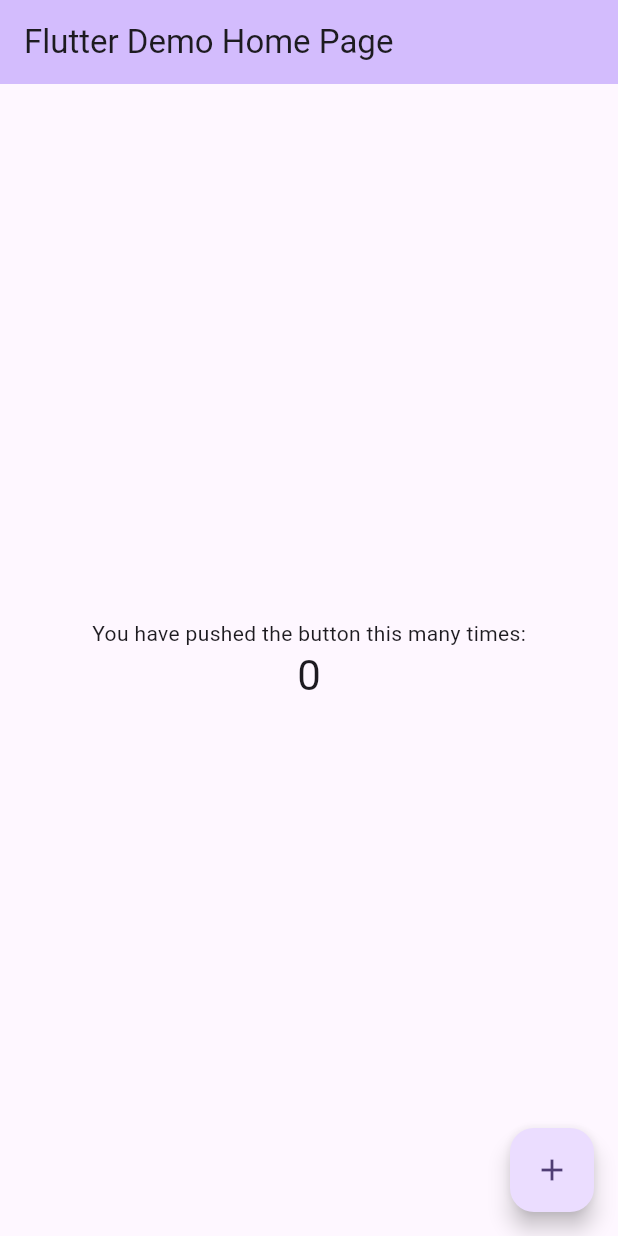
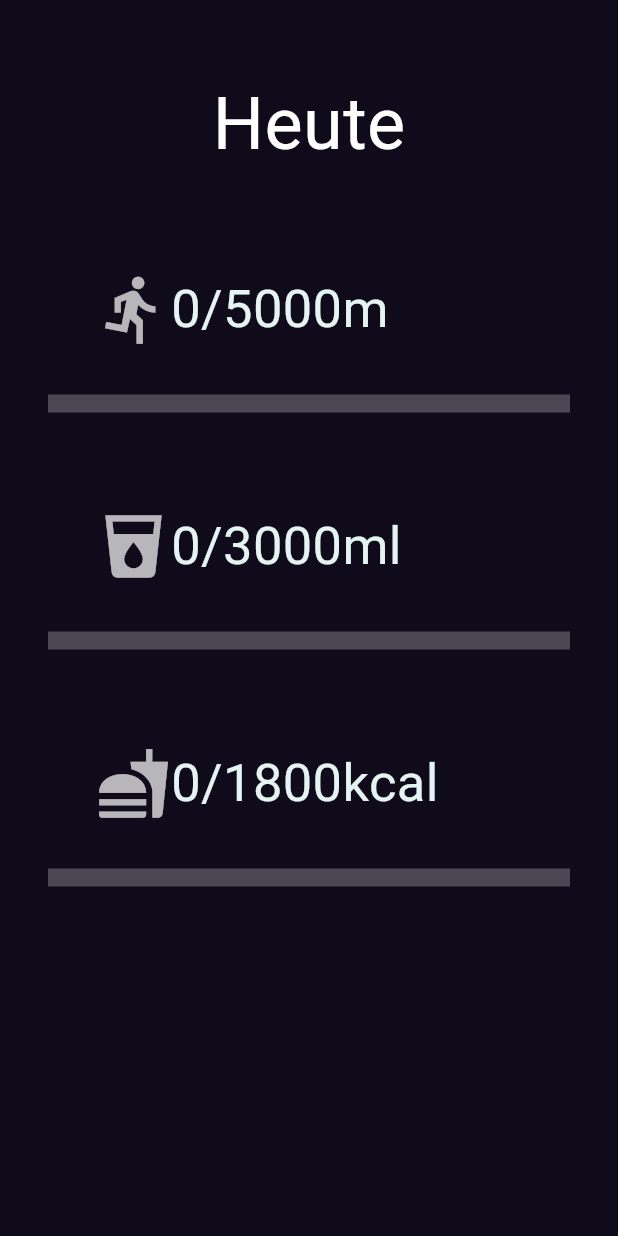
Before and after one commit to ManRi04/FitTrack, a Flutter app: the screen it shows after launch, on a phone screen of 412 x 824 dp. Run offline on Flutter 3.47's test engine with Material 3 defaults, Android fonts, the light colour scheme and no system bars.

Commit message:
Have implemented Layout of porgress bars for running, drinking and eating

```diff
--- a/lib/main.dart
+++ b/lib/main.dart
@@ -1,3 +1,7 @@
+// ignore_for_file: unused_field, unused_element, use_super_parameters
+
+//import 'dart:ffi';
+
 import 'package:flutter/material.dart';
 
 void main() {
@@ -13,22 +17,8 @@
     return MaterialApp(
       title: 'Flutter Demo',
       theme: ThemeData(
-        // This is the theme of your application.
-        //
-        // TRY THIS: Try running your application with "flutter run". You'll see
-        // the application has a purple toolbar. Then, without quitting the app,
-        // try changing the seedColor in the colorScheme below to Colors.green
-        // and then invoke "hot reload" (save your changes or press the "hot
-        // reload" button in a Flutter-supported IDE, or press "r" if you used
-        // the command line to start the app).
-        //
-        // Notice that the counter didn't reset back to zero; the application
-        // state is not lost during the reload. To reset the state, use hot
-        // restart instead.
-        //
-        // This works for code too, not just values: Most code changes can be
-        // tested with just a hot reload.
-        colorScheme: ColorScheme.fromSeed(seedColor: Colors.deepPurple),
+        primarySwatch: Colors.blue,
+        scaffoldBackgroundColor: const Color(0xFF0F0B1B),
       ),
       home: const MyHomePage(title: 'Flutter Demo Home Page'),
     );
@@ -56,6 +46,8 @@
 class _MyHomePageState extends State<MyHomePage> {
   int _counter = 0;
 
+  final controller = PageController(initialPage:0);
+
   void _incrementCounter() {
     setState(() {
       // This call to setState tells the Flutter framework that something has
@@ -69,54 +61,92 @@
 
   @override
   Widget build(BuildContext context) {
-    // This method is rerun every time setState is called, for instance as done
-    // by the _incrementCounter method above.
-    //
-    // The Flutter framework has been optimized to make rerunning build methods
-    // fast, so that you can just rebuild anything that needs updating rather
-    // than having to individually change instances of widgets.
     return Scaffold(
-      appBar: AppBar(
-        // TRY THIS: Try changing the color here to a specific color (to
-        // Colors.amber, perhaps?) and trigger a hot reload to see the AppBar
-        // change color while the other colors stay the same.
-        backgroundColor: Theme.of(context).colorScheme.inversePrimary,
-        // Here we take the value from the MyHomePage object that was created by
-        // the App.build method, and use it to set our appbar title.
-        title: Text(widget.title),
-      ),
-      body: Center(
-        // Center is a layout widget. It takes a single child and positions it
-        // in the middle of the parent.
-        child: Column(
-          // Column is also a layout widget. It takes a list of children and
-          // arranges them vertically. By default, it sizes itself to fit its
-          // children horizontally, and tries to be as tall as its parent.
-          //
-          // Column has various properties to control how it sizes itself and
-          // how it positions its children. Here we use mainAxisAlignment to
-          // center the children vertically; the main axis here is the vertical
-          // axis because Columns are vertical (the cross axis would be
-          // horizontal).
-          //
-          // TRY THIS: Invoke "debug painting" (choose the "Toggle Debug Paint"
-          // action in the IDE, or press "p" in the console), to see the
-          // wireframe for each widget.
-          mainAxisAlignment: MainAxisAlignment.center,
-          children: <Widget>[
-            const Text('You have pushed the button this many times:'),
-            Text(
-              '$_counter',
-              style: Theme.of(context).textTheme.headlineMedium,
-            ),
-          ],
-        ),
-      ),
-      floatingActionButton: FloatingActionButton(
-        onPressed: _incrementCounter,
-        tooltip: 'Increment',
-        child: const Icon(Icons.add),
-      ), // This trailing comma makes auto-formatting nicer for build methods.
+
+        body: PageView(
+          controller: controller,
+          children: [const DetailPage(headline: "Heute"),const DetailPage(headline: "Gestern")],)
     );
   }
 }
+class DetailPage extends StatefulWidget {
+  const DetailPage({Key? key, required this.headline}) : super(key:key);
+
+  final String headline;
+
+  @override
+  State<DetailPage> createState() => _DetailPageState();
+}
+
+class _DetailPageState extends State<DetailPage> {
+  @override
+  Widget build(BuildContext context) {
+    return Padding(
+        padding: EdgeInsetsDirectional.fromSTEB(32, 48, 32, 32),
+        child: Column(children: [
+          Text(widget.headline, style: TextStyle(fontSize: 48, color: Color(0xFFFFFFFF)),),
+          const TrackingElement(color: Color(0xFFEFB21A), icondata: Icons.directions_run,unit:"m", max:5000),
+          const TrackingElement(color: Color(0xFF1A4CEF), icondata: Icons.local_drink, unit: "ml", max: 3000),
+          const TrackingElement(color: Color(0xFFEF1A5A), icondata: Icons.fastfood, unit: "kcal", max:1800)],
+        )
+    );
+  }
+}
+
+
+
+
+class TrackingElement extends StatefulWidget {
+  const TrackingElement({Key? key, required this.color, required this.icondata , required this.unit ,required this.max}) : super(key:key);
+
+  final Color color;
+  final IconData icondata;
+  final String unit;
+  final double max;
+
+  @override
+  State<TrackingElement> createState() => _TrackingElementState();
+}
+
+class _TrackingElementState extends State<TrackingElement> {
+  int _counter = 0;
+  double _progress =0;
+  void _incrementCounter() {
+    setState(() {
+      _counter+=200;
+      _progress = _counter/widget.max;
+    });
+  }
+
+
+  @override
+  Widget build(BuildContext context) {
+    return InkWell(
+        onTap: _incrementCounter ,
+        child:Column(
+
+          children: <Widget>[
+            Padding(
+              padding: EdgeInsetsDirectional.fromSTEB(32, 64, 32, 32),
+
+              child: Row(children: [
+                Icon(widget.icondata,color: Colors.white70, size: 50),
+
+                Text(
+                    "$_counter/${widget.max.toInt()}${widget.unit}",
+                    style: TextStyle(color: Color(0xFFE5F4F3), fontSize: 35)
+                ),]),
+            ),
+            LinearProgressIndicator(
+              value:_progress,
+              color: widget.color,
+              backgroundColor: const Color(0x40FFFFFF),
+              minHeight: 12.0,
+            )
+
+
+          ],
+        ));
+
+  }
+}
```
